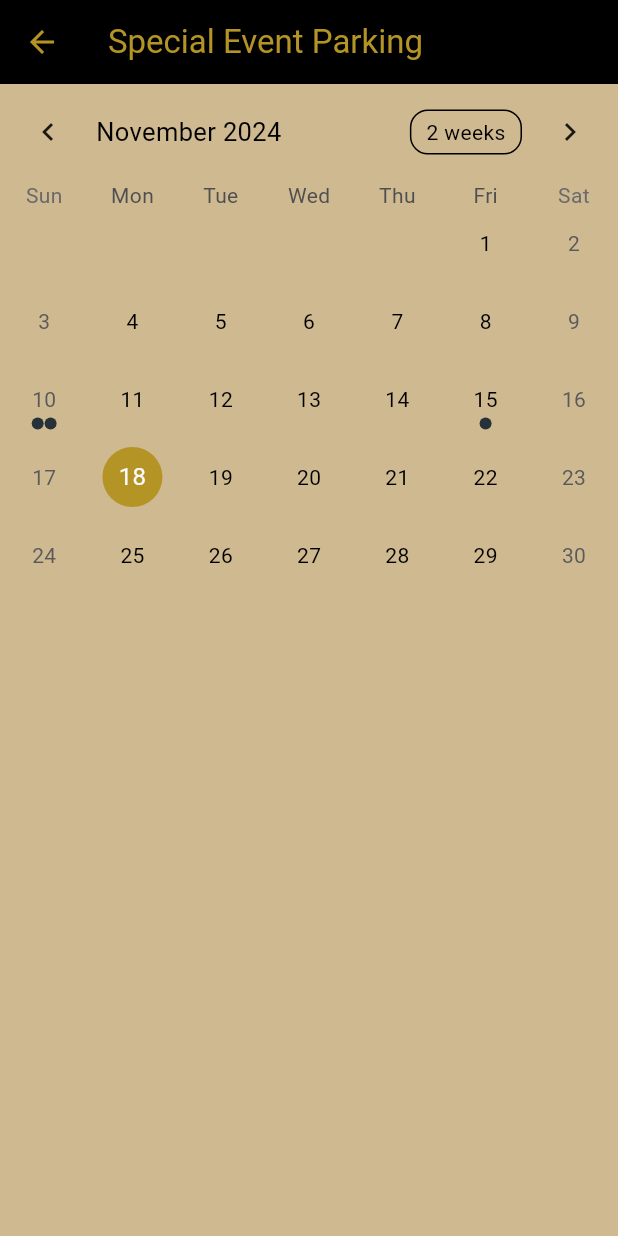
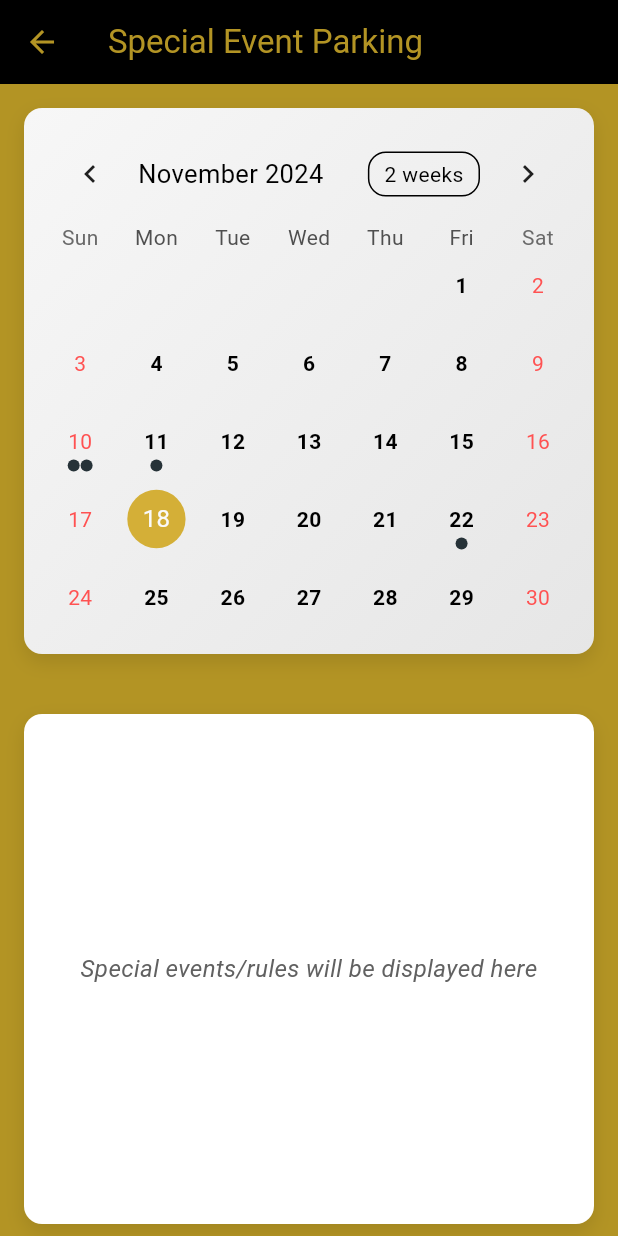
Before and after one commit to fusionpl/PurdueParking, a Flutter app: the EventParkingPage screen opened directly, on a phone screen of 412 x 824 dp. Run offline on Flutter 3.47's test engine with Material 3 defaults, Android fonts, the phone set to English and light mode, and no system bars; drawn by our look-alikes of table_calendar; missing offline and left inert: map_launcher.

Commit message:
redesigned calendar and added events

```diff
--- a/lib/main.dart
+++ b/lib/main.dart
@@ -240,14 +240,43 @@ class ParkingRulesPage extends StatelessWidget {
 
   @override
   Widget build(BuildContext context) {
+    final rules = [
+      "Faculty, staff and students must be registered for a parking permit when parking on campus and park so the license plate faces the drive lane.",
+      "Visitors may park in the Grant Street Parking Garage or Harrison Street Parking Garage (hourly fees apply) or in metered parking spaces without a parking permit.",
+      "Daily visitor permits may be obtained from the online parking portal for a rate of 5.00 per day",
+      "Monday through Friday, 7 a.m. to 5 p.m., license plates of each vehicle parked on the West Lafayette campus are required to be linked to a valid Purdue parking permit unless posted otherwise. Some parking spaces are enforced 24/7.",
+
+    ];
+
     return Scaffold(
       appBar: AppBar(
         title: const Text("Parking Rules"),
       ),
-      body: const Center(
+      body: Padding(
+        padding: const EdgeInsets.all(16.0),
+        child: ListView.builder(
+          itemCount: rules.length,
+          itemBuilder: (context, index) {
+            return Card(
+              margin: const EdgeInsets.symmetric(vertical: 8.0),
+              child: ListTile(
+                leading: CircleAvatar(
+                  backgroundColor: Theme.of(context).colorScheme.secondary,
                   child: Text(
-          "Parking Rules",
-          style: TextStyle(fontSize: 24, fontWeight: FontWeight.bold),
+                    (index + 1).toString(),
+                    style: const TextStyle(color: Colors.white),
+                  ),
+                ),
+                title: Text(
+                  rules[index],
+                  style: const TextStyle(
+                    fontSize: 16,
+                    fontWeight: FontWeight.bold,
+                  ),
+                ),
+              ),
+            );
+          },
         ),
       ),
     );
@@ -269,8 +298,8 @@ class _EventParkingPageState extends State<EventParkingPage> {
   // Predefined events map with a "Football Game" event on November 30
   final Map<DateTime, List<Event>> _events = {
     DateTime.utc(2024, 11, 10): [Event("Volleyball Game"), Event("Women's Basketball Game")],
-    DateTime.utc(2024, 11, 31): [Event("Men's Basketball Game")], // Added event
-    DateTime.utc(2024, 11, 15): [Event("Move your cars - Home Football Game Tomorrow")],
+    DateTime.utc(2024, 11, 11): [Event("Men's Basketball Game")], // Added event
+    DateTime.utc(2024, 11, 22): [Event("Men's Basketball Game - vehicles towed if they're in A, AA, C, F, G, H (upper & lower), J*, K, M, N, P, Q, R, U, Y, Z")],
   };
 
   List<Event> _getEventsForDay(DateTime day) {
@@ -283,10 +312,29 @@ class _EventParkingPageState extends State<EventParkingPage> {
     appBar: AppBar(
       title: const Text("Special Event Parking"),
     ),
-      backgroundColor: const Color.fromRGBO(207,185,145,1.000),
+    backgroundColor: const Color(0xFFB39424), // Golden page background
     body: Column(
       children: [
-          TableCalendar(
+        // Calendar Section
+        Container(
+          margin: const EdgeInsets.all(16.0), // Add spacing around the calendar
+          padding: const EdgeInsets.all(12.0), // Add padding inside the container
+          decoration: BoxDecoration(
+            gradient: const LinearGradient(
+              colors: [Color(0xFFf7f7f7), Color(0xFFe6e6e6)], // Subtle gradient background
+              begin: Alignment.topLeft,
+              end: Alignment.bottomRight,
+            ),
+            borderRadius: BorderRadius.circular(12.0), // Rounded corners
+            boxShadow: [
+              BoxShadow(
+                color: Colors.black.withOpacity(0.1), // Soft shadow
+                blurRadius: 10.0,
+                offset: const Offset(0, 5),
+              ),
+            ],
+          ),
+          child: TableCalendar(
             firstDay: DateTime.utc(2020, 1, 1),
             lastDay: DateTime.utc(2030, 12, 31),
             focusedDay: _focusedDay,
@@ -309,35 +357,77 @@ class _EventParkingPageState extends State<EventParkingPage> {
               _focusedDay = focusedDay;
             },
             eventLoader: _getEventsForDay,
-            calendarStyle: CalendarStyle(
+            calendarStyle: const CalendarStyle(
               todayDecoration: BoxDecoration(
-                color: Theme.of(context).colorScheme.secondary, // Gold for today's date
+                color: Color(0xFFD4AF37), // Gold for today's date
                 shape: BoxShape.circle,
               ),
               selectedDecoration: BoxDecoration(
-                color: Theme.of(context).colorScheme.primary, // Black for selected date
+                color: Colors.black, // Black for selected date
                 shape: BoxShape.circle,
               ),
+              weekendTextStyle: TextStyle(color: Colors.redAccent), // Red text for weekends
+              defaultTextStyle: TextStyle(fontWeight: FontWeight.bold), // Bold text for all days
               outsideDaysVisible: false,
             ),
           ),
-          const SizedBox(height: 20),
-          // Display events for the selected day
+        ),
+        const SizedBox(height: 16.0),
+        // Selected Day Events Section
         Expanded(
-            child: _buildEventList(),
+          child: Container(
+            margin: const EdgeInsets.symmetric(horizontal: 16.0, vertical: 8.0),
+            padding: const EdgeInsets.all(12.0),
+            decoration: BoxDecoration(
+              color: Colors.white, // Clean white background for the event list
+              borderRadius: BorderRadius.circular(12.0),
+              boxShadow: [
+                BoxShadow(
+                  color: Colors.black.withOpacity(0.1),
+                  blurRadius: 10.0,
+                  offset: const Offset(0, 5),
+                ),
+              ],
+            ),
+            child: _buildEventList(), // Use the existing event list builder
+          ),
         ),
       ],
     ),
   );
 }
 
+
+
  Widget _buildEventList() {
   final events = _getEventsForDay(_selectedDay ?? _focusedDay);
+
+  if (events.isEmpty) {
+    return Center(
+      child: Text(
+        "Special events/rules will be displayed here",
+        style: TextStyle(
+          fontSize: 16.0,
+          fontStyle: FontStyle.italic,
+          color: Colors.grey[700], // Subtle grey text
+        ),
+        textAlign: TextAlign.center,
+      ),
+    );
+  }
+
   return ListView.builder(
     itemCount: events.length,
     itemBuilder: (context, index) {
       return ListTile(
-          title: Text(events[index].title),
+        title: Text(
+          events[index].title,
+          style: const TextStyle(fontWeight: FontWeight.bold),
+        ),
+        leading: Icon(
+          Icons.event, // Event icon
+          color: Theme.of(context).colorScheme.primary,
+        ),
       );
     },
   );
```
Lines whose indentation alone changed are shown as unchanged.
